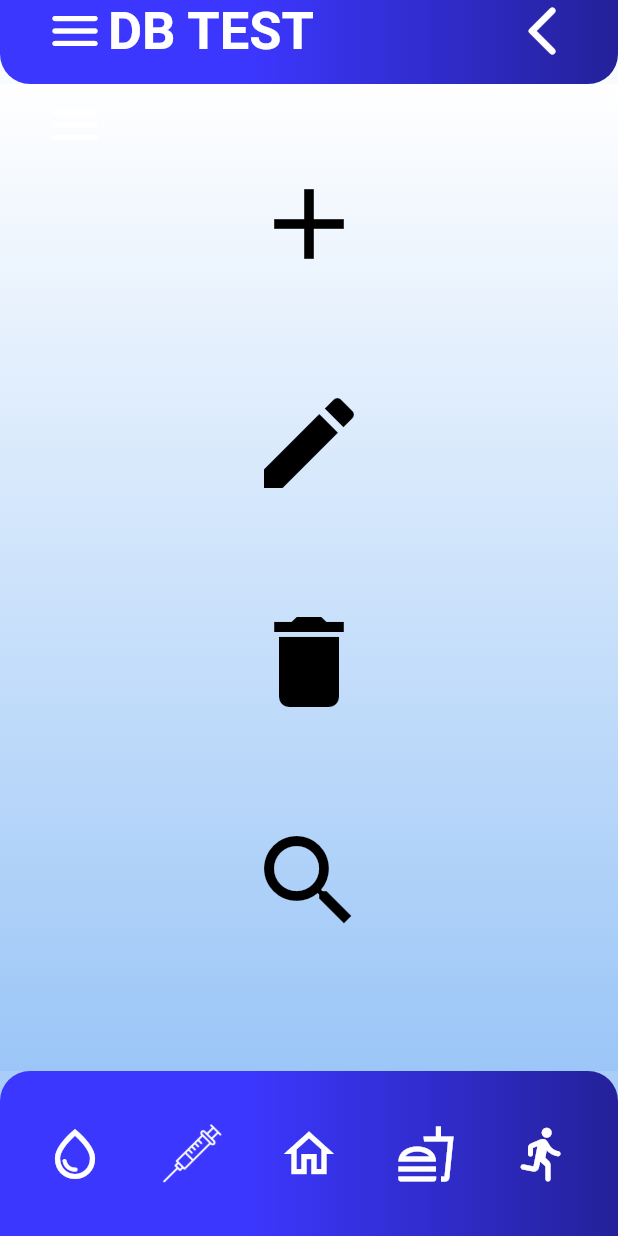
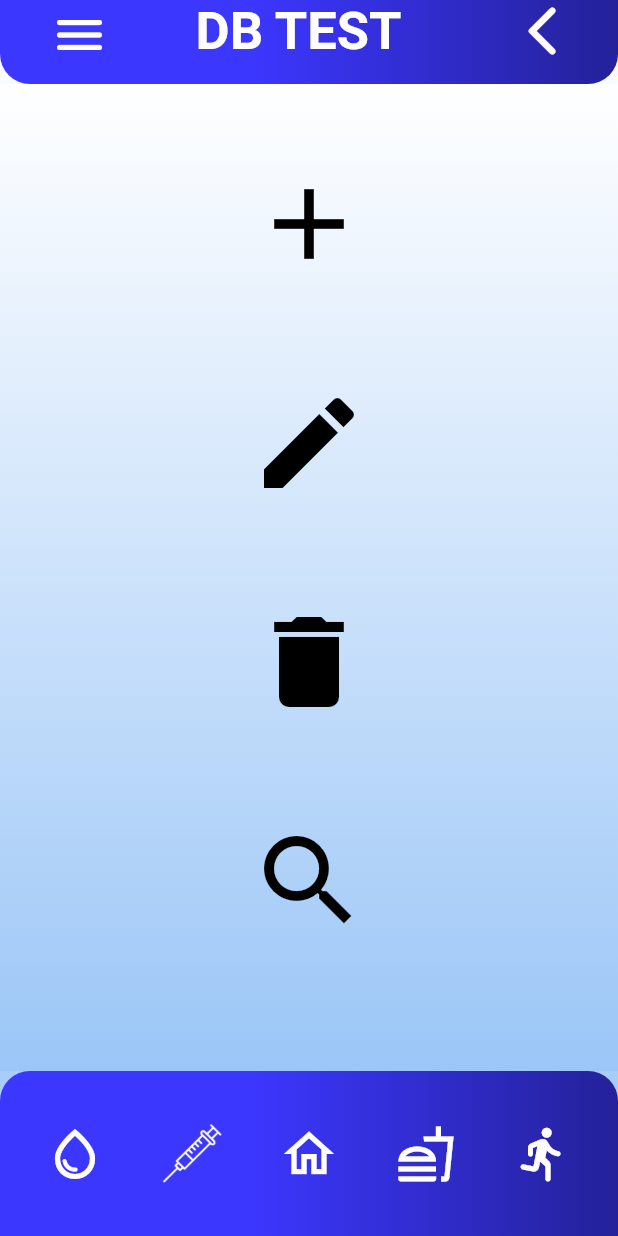
Before and after one commit to albertm15/TFG_DIABETES, a Flutter app: the screen it shows after launch, item 5 of the bottom bar chosen, on a phone screen of 412 x 824 dp. Run offline on Flutter 3.47's test engine with Material 3 defaults, Android fonts, the phone set to English and light mode, and no system bars; our stand-ins replace cloud_firestore, connectivity_plus, firebase_auth, firebase_core, sqflite; accounts and stored records are empty; statements that could not run were skipped.

Commit message:
Side menu button fixed and someAndroid & IOs dependecies fixed

```diff
--- a/lib/widgets/drawerScaffold.dart
+++ b/lib/widgets/drawerScaffold.dart
@@ -179,8 +179,10 @@ class _DrawerScaffoldState extends State<DrawerScaffold> {
                       children: [
                         widget.child,
                         Positioned(
-                          top: 55,
-                          left: 22,
+                          top: MediaQuery.of(context).padding.top -
+                              5, // Se ajusta al espacio superior del dispositivo
+                          left:
+                              25, // Se ajusta al espacio izquierdo, aumentando para moverlo a la derecha
                           child: IconButton(
                             icon: Icon(Icons.menu_rounded,
                                 color: Colors.white, size: 40),
--- a/lib/widgets/upperNavBar.dart
+++ b/lib/widgets/upperNavBar.dart
@@ -49,15 +49,18 @@ class UpperNavBar extends StatelessWidget implements PreferredSizeWidget {
             ),
             child: AppBar(
               backgroundColor: Colors.transparent,
-              title: Text(
+              title: Center(
+                  child: Text(
                 "$pageName",
                 style: TextStyle(
                   color: Colors.white,
                   fontWeight: FontWeight.bold,
                   fontSize: 35,
                 ),
-              ),
-              leading: IconButton(
+              )),
+              leading: Container(),
+              /*
+              IconButton(
                 onPressed: () {
                   print("Botón 'Lateral Menu' presionado");
                 },
@@ -65,9 +68,12 @@ class UpperNavBar extends StatelessWidget implements PreferredSizeWidget {
                 iconSize: 40,
                 padding: EdgeInsets.only(left: 30),
               ),
+              */
               actions: [
                 if (pageName == "Home Page")
-                  Container()
+                  SizedBox(
+                    width: 40,
+                  )
                 else
                   IconButton(
                     onPressed: () {
```
Also changed, not shown: 4 other files.
